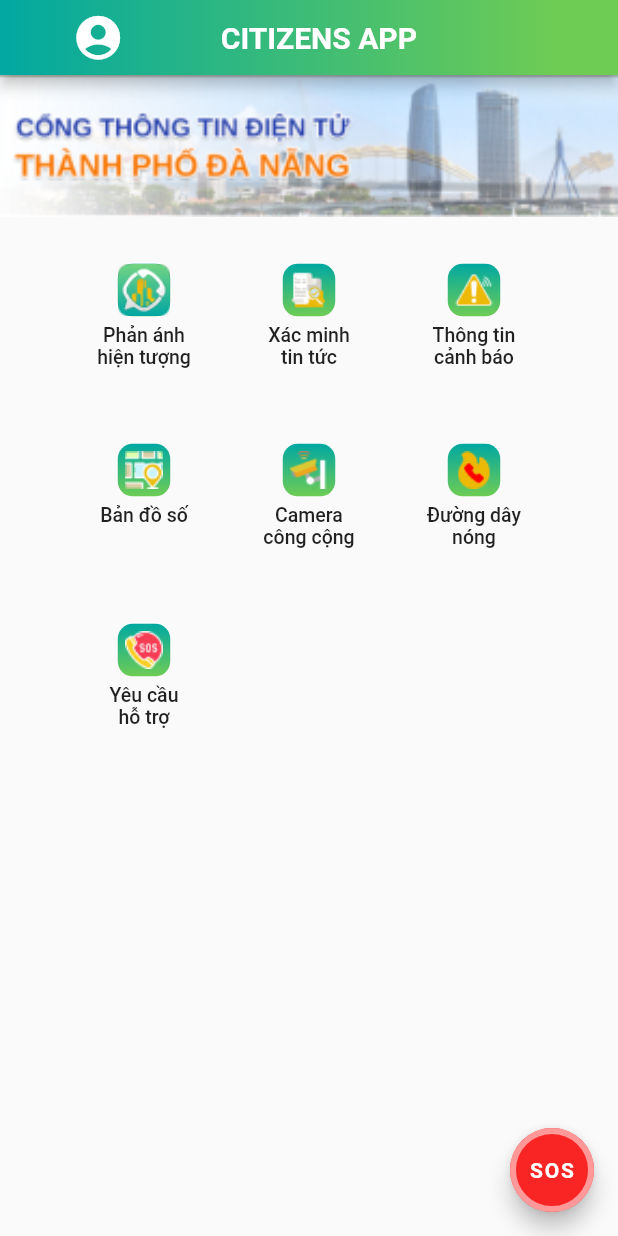
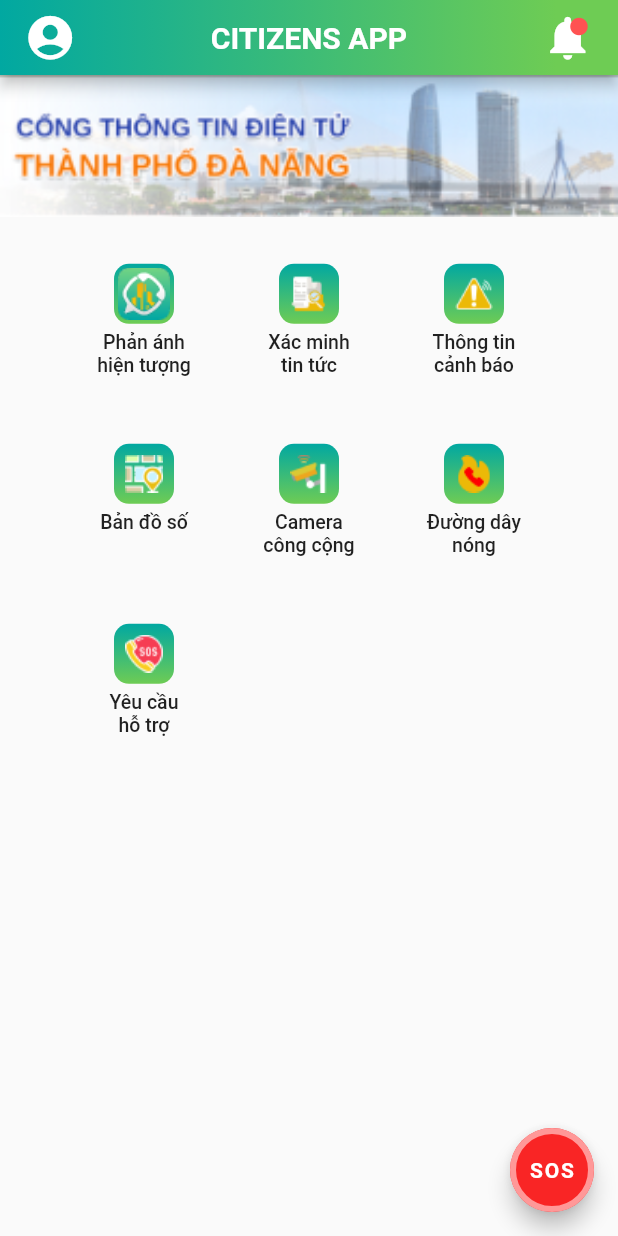
Before and after one commit to gympro159/citizens, a Flutter app: the screen it shows after launch, on a phone screen of 412 x 824 dp. Run offline on Flutter 3.47's test engine with Material 2 defaults, Android fonts, the phone set to English and light mode, and no system bars; our stand-ins replace shimmer, webview_flutter.

Commit message:
26/11 12:41

```diff
--- a/lib/constants/Config.dart
+++ b/lib/constants/Config.dart
@@ -1 +1 @@
-const API_URL = "http://192.168.17.2:8095";
+const API_URL = "http://192.168.220.2:8095";
--- a/lib/widgets/appBar/appBar.dart
+++ b/lib/widgets/appBar/appBar.dart
@@ -15,7 +15,7 @@ class GradientAppBarHome extends StatelessWidget
     return new AppBar(
         centerTitle: true,
         title: Row(
-          mainAxisAlignment: MainAxisAlignment.spaceAround,
+          mainAxisAlignment: MainAxisAlignment.spaceBetween,
           children: [
             GestureDetector(
                 onTap: () {},
@@ -29,7 +29,22 @@ class GradientAppBarHome extends StatelessWidget
                     fontSize: 20.0,
                     color: Colors.white,
                     fontWeight: FontWeight.bold)),
-            Padding(padding: EdgeInsets.only(left: 21.8)),
+            GestureDetector(
+                onTap: () {},
+                child: Stack(children: [
+                  Icon(
+                    Icons.notifications,
+                    color: Colors.white,
+                    size: 35.0,
+                  ),
+                  Positioned(
+                    // draw a red marble
+                    top: 3.0,
+                    right: 3.0,
+                    child: new Icon(Icons.brightness_1,
+                        size: 14.0, color: Colors.redAccent),
+                  )
+                ])),
           ],
         ),
         flexibleSpace: Container(
--- a/lib/widgets/home/buttomElement.dart
+++ b/lib/widgets/home/buttomElement.dart
@@ -36,7 +36,7 @@ class ButtonElement extends StatelessWidget {
                         borderRadius: BorderRadius.circular(10)),
                     child: Container(
                       child: Image.asset(imageButtons),
-                      constraints: BoxConstraints(maxWidth: 35, maxHeight: 35),
+                      constraints: BoxConstraints(maxWidth: 40, maxHeight: 40),
                       alignment: Alignment.center,
                     )),
                 Padding(padding: const EdgeInsets.only(top: 5)),
```
Also changed, not shown: lib/screens/warningInfoScreens/warningInfoDetailScreen.dart (+14 -5 lines), pubspec.lock.
